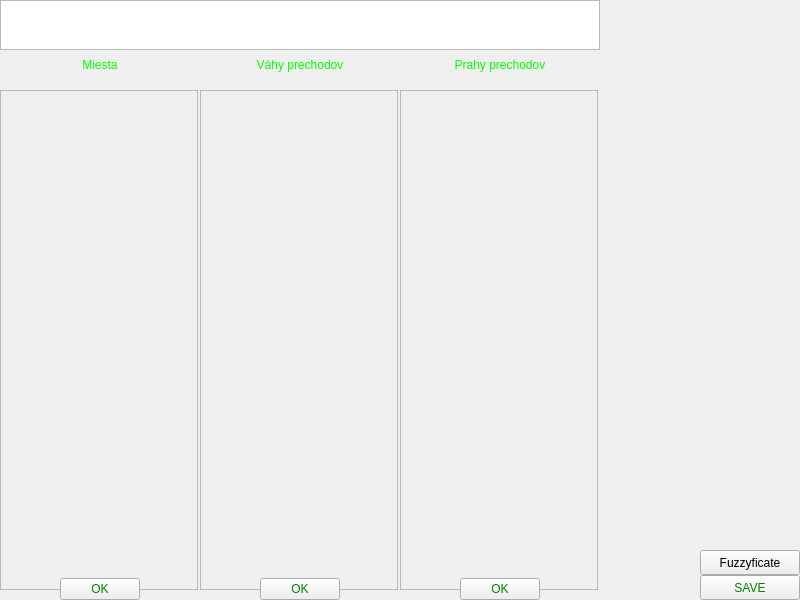
Above: gui/anotherWindowFinal.ui from PavolHradsky/PIS-bonus before the change. Below: the same form after it.
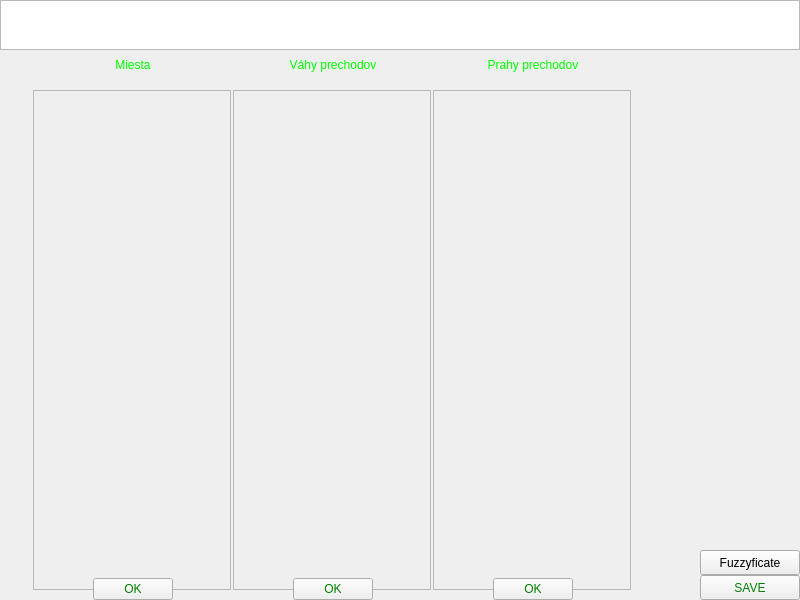
That is the form after the change.

```diff
--- a/gui/anotherWindowFinal.ui
+++ b/gui/anotherWindowFinal.ui
@@ -56,7 +56,7 @@
        <number>0</number>
       </property>
       <item>
-       <layout class="QVBoxLayout" name="verticalLayout_3">
+       <layout class="QVBoxLayout" name="verticalLayout_7">
         <item>
          <widget class="QTableWidget" name="table">
           <property name="minimumSize">
@@ -77,7 +77,22 @@
          </widget>
         </item>
         <item>
+         <layout class="QVBoxLayout" name="verticalLayout_3">
+          <item>
          <layout class="QHBoxLayout" name="horizontalLayout_4">
+            <item>
+             <spacer name="horizontalSpacer_4">
+              <property name="orientation">
+               <enum>Qt::Horizontal</enum>
+              </property>
+              <property name="sizeHint" stdset="0">
+               <size>
+                <width>40</width>
+                <height>20</height>
+               </size>
+              </property>
+             </spacer>
+            </item>
           <item>
            <widget class="QWidget" name="first_2" native="true">
             <property name="minimumSize">
@@ -447,12 +462,6 @@
             </layout>
            </widget>
           </item>
-         </layout>
-        </item>
-       </layout>
-      </item>
-      <item>
-       <layout class="QVBoxLayout" name="verticalLayout_5" stretch="1,0,0">
         <item>
          <spacer name="horizontalSpacer">
           <property name="orientation">
@@ -467,21 +476,62 @@
          </spacer>
         </item>
         <item>
+             <layout class="QVBoxLayout" name="verticalLayout_6">
+              <item>
+               <spacer name="verticalSpacer">
+                <property name="orientation">
+                 <enum>Qt::Vertical</enum>
+                </property>
+                <property name="sizeHint" stdset="0">
+                 <size>
+                  <width>20</width>
+                  <height>40</height>
+                 </size>
+                </property>
+               </spacer>
+              </item>
+              <item>
+               <spacer name="horizontalSpacer_2">
+                <property name="orientation">
+                 <enum>Qt::Horizontal</enum>
+                </property>
+                <property name="sizeHint" stdset="0">
+                 <size>
+                  <width>40</width>
+                  <height>20</height>
+                 </size>
+                </property>
+               </spacer>
+              </item>
+              <item>
          <widget class="QLabel" name="fuzzification_result">
+                <property name="enabled">
+                 <bool>true</bool>
+                </property>
+                <property name="maximumSize">
+                 <size>
+                  <width>120</width>
+                  <height>25</height>
+                 </size>
+                </property>
+                <property name="layoutDirection">
+                 <enum>Qt::LeftToRight</enum>
+                </property>
           <property name="styleSheet">
            <string notr="true">color: #00FF00;</string>
           </property>
           <property name="text">
            <string/>
           </property>
-         </widget>
-        </item>
-        <item>
-         <layout class="QVBoxLayout" name="verticalLayout_4">
+                <property name="alignment">
+                 <set>Qt::AlignLeading|Qt::AlignLeft|Qt::AlignVCenter</set>
+                </property>
+               </widget>
+              </item>
           <item>
            <layout class="QHBoxLayout" name="horizontalLayout_2">
             <item>
-             <spacer name="horizontalSpacer_2">
+                 <spacer name="horizontalSpacer_3">
               <property name="orientation">
                <enum>Qt::Horizontal</enum>
               </property>
@@ -494,7 +544,7 @@
              </spacer>
             </item>
             <item>
-             <layout class="QVBoxLayout" name="verticalLayout_6">
+                 <layout class="QVBoxLayout" name="verticalLayout">
               <item>
                <widget class="QPushButton" name="fuzzyficate_run">
                 <property name="minimumSize">
@@ -561,6 +611,13 @@
          </layout>
         </item>
        </layout>
+          </item>
+         </layout>
+        </item>
+       </layout>
+      </item>
+      <item>
+       <layout class="QVBoxLayout" name="verticalLayout_5"/>
       </item>
      </layout>
     </item>
```
Lines whose indentation alone changed are shown as unchanged.
